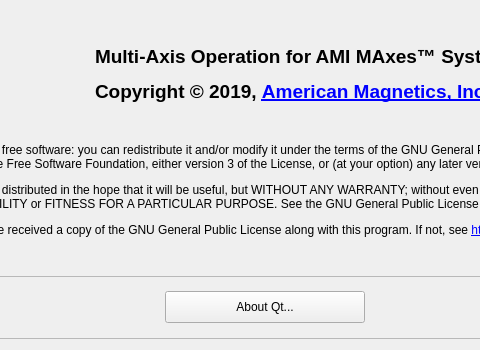
This is Multi-Axis-Operation/aboutdialog.ui in American-Magnetics-Inc/multi-axis-operation as Qt 5 draws it before an edit; both pictures show x 95 to 575 and y 0 to 350 of the 720 by 350 pixel window. The edited form follows.
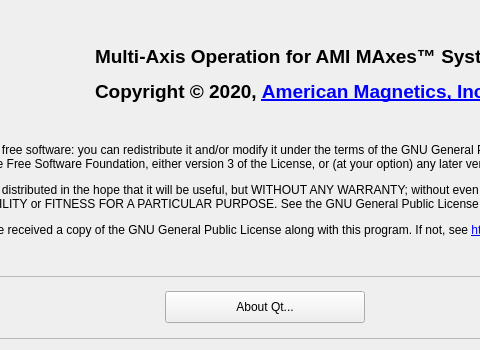
This is the edited form. Icons and pictures are not drawn.

```diff
--- a/Multi-Axis-Operation/aboutdialog.ui
+++ b/Multi-Axis-Operation/aboutdialog.ui
@@ -64,7 +64,7 @@
       </font>
      </property>
      <property name="text">
-      <string>&lt;html&gt;&lt;head/&gt;&lt;body&gt;&lt;p&gt;&lt;span style=&quot; font-size:14pt;&quot;&gt;Multi-Axis Operation for AMI MAxes™ Systems&lt;/span&gt;&lt;/p&gt;&lt;p&gt;&lt;span style=&quot; font-size:14pt;&quot;&gt;Copyright © 2019, &lt;/span&gt;&lt;a href=&quot;http://www.americanmagnetics.com&quot;&gt;&lt;span style=&quot; font-size:14pt; text-decoration: underline; color:#0000ff;&quot;&gt;American Magnetics, Inc.&lt;/span&gt;&lt;/a&gt;&lt;/p&gt;&lt;/body&gt;&lt;/html&gt;</string>
+      <string>&lt;html&gt;&lt;head/&gt;&lt;body&gt;&lt;p&gt;Multi-Axis Operation for AMI MAxes™ Systems&lt;/p&gt;&lt;p&gt;Copyright © 2020, &lt;a href=&quot;http://www.americanmagnetics.com&quot;&gt;&lt;span style=&quot; text-decoration: underline; color:#0000ff;&quot;&gt;American Magnetics, Inc.&lt;/span&gt;&lt;/a&gt;&lt;/p&gt;&lt;/body&gt;&lt;/html&gt;</string>
      </property>
      <property name="alignment">
       <set>Qt::AlignLeading|Qt::AlignLeft|Qt::AlignVCenter</set>
```
